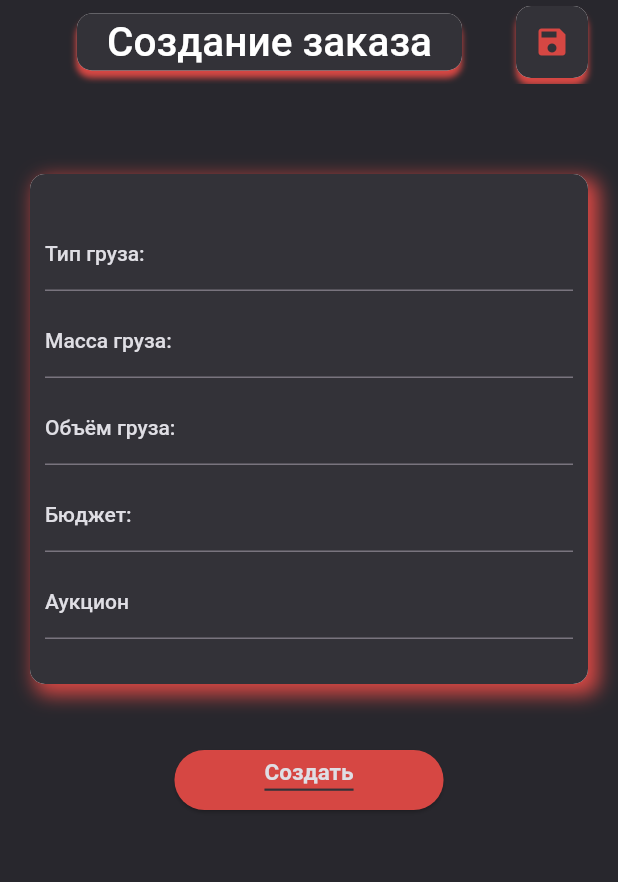
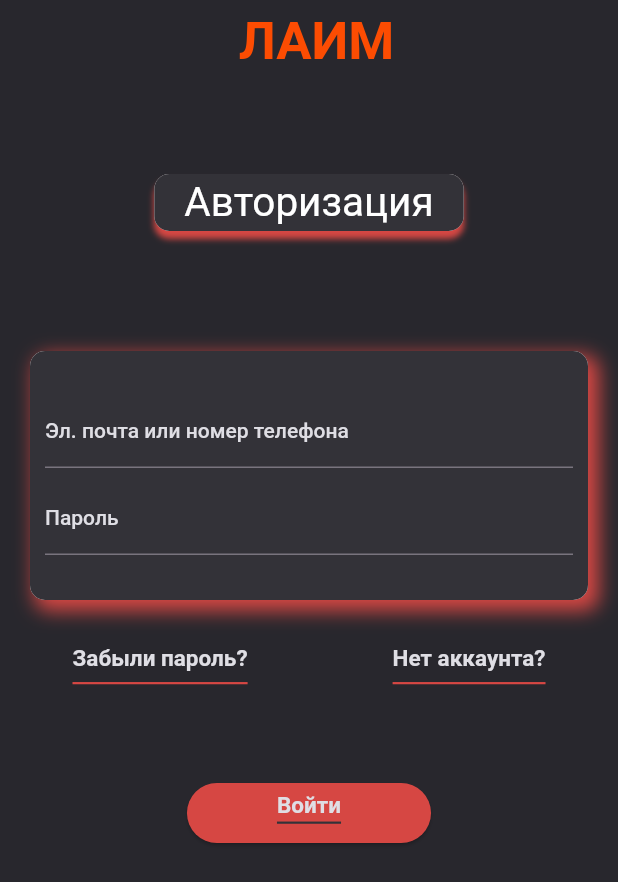
Before and after one commit to RimidalU/freight-carrier-aggregator-screens, a Flutter app: the screen it shows after launch, on a phone screen of 412 x 824 dp. Shown: the top 882 px of the screen. Run offline on Flutter 3.47's test engine with Material 2 defaults, Android fonts, the phone set to English and light mode, and no system bars; our stand-ins replace flutter_svg, google_fonts; Roboto replaces fonts that are missing (Mooli).

Commit message:
feat: implement authorization screen

```diff
--- a/lib/main.dart
+++ b/lib/main.dart
@@ -27,14 +27,15 @@ class MyApp extends StatelessWidget {
           labelStyle: TextStyle(color: Color(0xffdfdee4)),
         ),
       ),
-      home: CreateOrderScreen(),
+      home: AuthorizationScreen(),
       routes: {
         '/orders': (context) => const OrdersScreen(),
         '/settings': (context) => const SettingsScreen(),
         '/order-info': (context) => const OrderInfoScreen(),
         '/contractor-info': (context) => const ContractorInfoScreen(),
         '/client-info': (context) => const ClientInfoScreen(),
-        '/create-Order': (context) => CreateOrderScreen()
+        '/create-Order': (context) => CreateOrderScreen(),
+        '/authorization': (context) => AuthorizationScreen()
       },
     );
   }
--- /dev/null
+++ b/lib/views/authorization_screen.dart
@@ -0,0 +1,220 @@
+import 'package:flutter/material.dart';
+
+class AuthorizationScreen extends StatefulWidget {
+  AuthorizationScreen({
+    super.key,
+    this.onTap,
+  });
+
+  final VoidCallback? onTap;
+  final createOrderForm = GlobalKey<FormState>();
+  var userInfo = {
+    'name': '',
+    'password': 0,
+  };
+
+  @override
+  State<AuthorizationScreen> createState() => _AuthorizationScreenState();
+}
+
+void saveUser() {}
+
+class _AuthorizationScreenState extends State<AuthorizationScreen> {
+  @override
+  Widget build(BuildContext context) {
+    return Scaffold(
+      backgroundColor: const Color(0xff28272d),
+      appBar: AppBar(
+        centerTitle: true,
+        backgroundColor: const Color(0xff28272d),
+        title: Container(
+          margin: const EdgeInsets.only(left: 10),
+          child: const Text(
+            'ЛАИМ',
+            style: TextStyle(
+              fontSize: 35,
+              fontWeight: FontWeight.w700,
+              color: Color(0xfffc4c02),
+            ),
+          ),
+        ),
+      ),
+      body: SingleChildScrollView(
+        child: SafeArea(
+          child: Column(
+            children: [
+              const SizedBox(height: 60),
+              Container(
+                padding:
+                    const EdgeInsets.symmetric(horizontal: 20, vertical: 3),
+                decoration: BoxDecoration(
+                  borderRadius: BorderRadius.circular(10),
+                  color: const Color(0xff333238),
+                  boxShadow: const [
+                    BoxShadow(
+                      color: Color(
+                        0xffd64743,
+                      ),
+                      offset: Offset(
+                        0.0,
+                        5.0,
+                      ),
+                      blurRadius: 3.0,
+                      spreadRadius: 0.0,
+                    ), //BoxShadow
+                    BoxShadow(
+                      color: Colors.white,
+                      offset: Offset(0.0, 0.0),
+                      blurRadius: 0.0,
+                      spreadRadius: 0.0,
+                    ), //BoxShadow
+                  ],
+                ),
+                child: const Text(
+                  'Авторизация',
+                  style: TextStyle(
+                    fontSize: 27,
+                    color: Color(0xffFFFFFF),
+                  ),
+                ),
+              ),
+              const SizedBox(height: 50),
+              Container(
+                decoration: BoxDecoration(
+                  borderRadius: BorderRadius.circular(10),
+                  color: const Color(0xff333238),
+                  boxShadow: const [
+                    BoxShadow(
+                      color: Color(
+                        0xffd64743,
+                      ),
+                      offset: Offset(
+                        5.0,
+                        5.0,
+                      ),
+                      blurRadius: 10.0,
+                      spreadRadius: 2.0,
+                    ), //BoxShadow
+                    BoxShadow(
+                      color: Colors.white,
+                      offset: Offset(0.0, 0.0),
+                      blurRadius: 0.0,
+                      spreadRadius: 0.0,
+                    ), //BoxShadow
+                  ],
+                ),
+                margin: const EdgeInsets.only(
+                  top: 30,
+                  left: 20,
+                  right: 20,
+                ),
+                padding:
+                    const EdgeInsets.symmetric(horizontal: 10, vertical: 30),
+                child: Form(
+                  key: const Key('createOrderForm'),
+                  child: SingleChildScrollView(
+                    child: Column(
+                      children: [
+                        TextFormField(
+                          decoration: const InputDecoration(
+                              labelText: 'Эл. почта или номер телефона'),
+                          textInputAction: TextInputAction.next,
+                        ),
+                        const SizedBox(height: 10),
+                        TextFormField(
+                          decoration:
+                              const InputDecoration(labelText: 'Пароль'),
+                          textInputAction: TextInputAction.next,
+                          keyboardType: TextInputType.visiblePassword,
+                        ),
+                      ],
+                    ),
+                  ),
+                ),
+              ),
+              const SizedBox(height: 40),
+              Row(
+                mainAxisAlignment: MainAxisAlignment.spaceAround,
+                children: [
+                  InkWell(
+                    onTap: () {},
+                    borderRadius: BorderRadius.circular(10),
+                    child: Container(
+                      alignment: Alignment.center,
+                      child: const Text(
+                        'Забыли пароль?',
+                        style: TextStyle(
+                          fontWeight: FontWeight.w600,
+                          fontSize: 15,
+                          decoration: TextDecoration.underline,
+                          decorationColor: Color(0xffd64743),
+                          decorationThickness: 2,
+                          color: Colors.transparent,
+                          shadows: [
+                            Shadow(
+                                offset: Offset(0, -10),
+                                color: Color(0xffdfdee4))
+                          ],
+                        ),
+                      ),
+                    ),
+                  ),
+                  InkWell(
+                    onTap: () {},
+                    borderRadius: BorderRadius.circular(10),
+                    child: Container(
+                      alignment: Alignment.center,
+                      child: const Text(
+                        'Нет аккаунта?',
+                        style: TextStyle(
+                          fontWeight: FontWeight.w600,
+                          fontSize: 15,
+                          decoration: TextDecoration.underline,
+                          decorationColor: Color(0xffd64743),
+                          decorationThickness: 2,
+                          color: Colors.transparent,
+                          shadows: [
+                            Shadow(
+                                offset: Offset(0, -10),
+                                color: Color(0xffdfdee4))
+                          ],
+                        ),
+                      ),
+                    ),
+                  ),
+                ],
+              ),
+              const SizedBox(height: 60),
+              const ElevatedButton(
+                onPressed: saveUser,
+                style: ButtonStyle(
+                  padding: MaterialStatePropertyAll(
+                    EdgeInsets.symmetric(horizontal: 60),
+                  ),
+                  backgroundColor: MaterialStatePropertyAll(
+                    Color(0xffd64743),
+                  ),
+                ),
+                child: Text(
+                  'Войти',
+                  style: TextStyle(
+                    fontWeight: FontWeight.w600,
+                    fontSize: 15,
+                    // color: Color(0xffdfdee4),
+                    shadows: [
+                      Shadow(offset: Offset(0, -5), color: Color(0xffdfdee4))
+                    ],
+                    color: Colors.transparent,
+                    decoration: TextDecoration.underline,
+                    decorationColor: Color(0xff333238),
+                    decorationThickness: 2,
+                  ),
+                ),
+              ),
+            ],
+          ),
+        ),
+      ),
+    );
+  }
+}
--- a/lib/views/views.dart
+++ b/lib/views/views.dart
@@ -1,3 +1,4 @@
+export './authorization_screen.dart';
 export './client_info_screen.dart';
 export './contractor_info_screen.dart';
 export './create_order_screen.dart';
```
